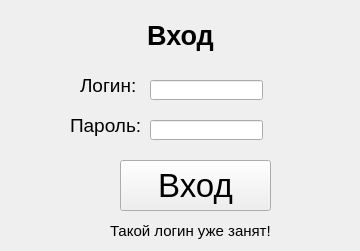
This is loginUI.ui in OverHome/Agrant as Qt 5 draws it before an edit. The edited form follows.
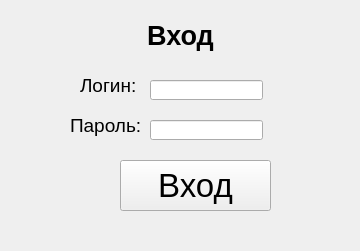
This is the edited form.

The edit to the form file:
```diff
--- a/loginUI.ui
+++ b/loginUI.ui
@@ -135,7 +135,7 @@
     </font>
    </property>
    <property name="text">
-    <string>Такой логин уже занят!</string>
+    <string/>
    </property>
   </widget>
  </widget>
```
